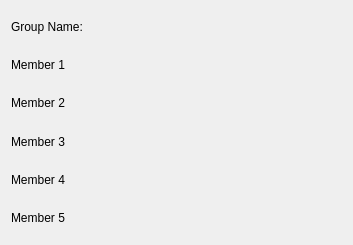
Qt form bin/groupwidget.ui (HKavalos/ToGather) before a commit.
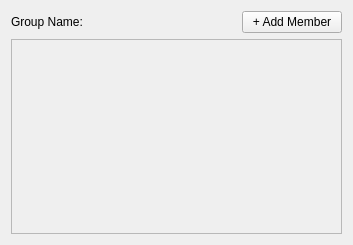
The same form after that commit.

```diff
--- a/bin/groupwidget.ui
+++ b/bin/groupwidget.ui
@@ -13,47 +13,43 @@
   <property name="windowTitle">
    <string>Form</string>
   </property>
-  <layout class="QVBoxLayout" name="verticalLayout">
-   <item>
+  <layout class="QGridLayout" name="gridLayout">
+   <item row="1" column="1">
+    <widget class="QPushButton" name="addMember">
+     <property name="maximumSize">
+      <size>
+       <width>100</width>
+       <height>16777215</height>
+      </size>
+     </property>
+     <property name="text">
+      <string>+ Add Member</string>
+     </property>
+    </widget>
+   </item>
+   <item row="1" column="0">
     <widget class="QLabel" name="group_name_label">
      <property name="text">
       <string>Group Name:</string>
      </property>
     </widget>
    </item>
-   <item>
-    <widget class="QLabel" name="label">
-     <property name="text">
-      <string>Member 1</string>
+   <item row="2" column="0" colspan="2">
+    <widget class="QScrollArea" name="memberDisplay">
+     <property name="widgetResizable">
+      <bool>true</bool>
      </property>
-    </widget>
-   </item>
-   <item>
-    <widget class="QLabel" name="label_2">
-     <property name="text">
-      <string>Member 2</string>
-     </property>
-    </widget>
-   </item>
-   <item>
-    <widget class="QLabel" name="label_3">
-     <property name="text">
-      <string>Member 3</string>
-     </property>
-    </widget>
-   </item>
-   <item>
-    <widget class="QLabel" name="label_4">
-     <property name="text">
-      <string>Member 4</string>
-     </property>
-    </widget>
-   </item>
-   <item>
-    <widget class="QLabel" name="label_5">
-     <property name="text">
-      <string>Member 5</string>
-     </property>
+     <widget class="QWidget" name="memberDisplayContents">
+      <property name="geometry">
+       <rect>
+        <x>0</x>
+        <y>0</y>
+        <width>333</width>
+        <height>196</height>
+       </rect>
+      </property>
+      <layout class="QVBoxLayout" name="verticalLayout_2"/>
+     </widget>
     </widget>
    </item>
   </layout>
```
